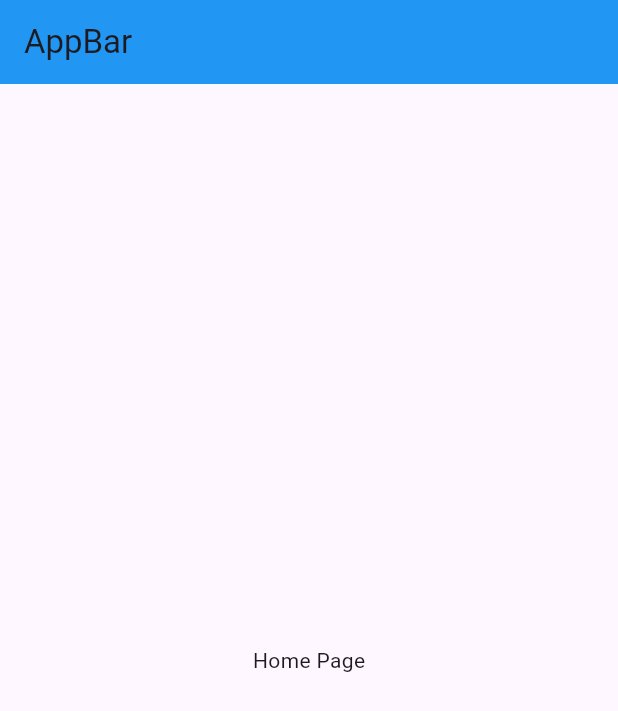
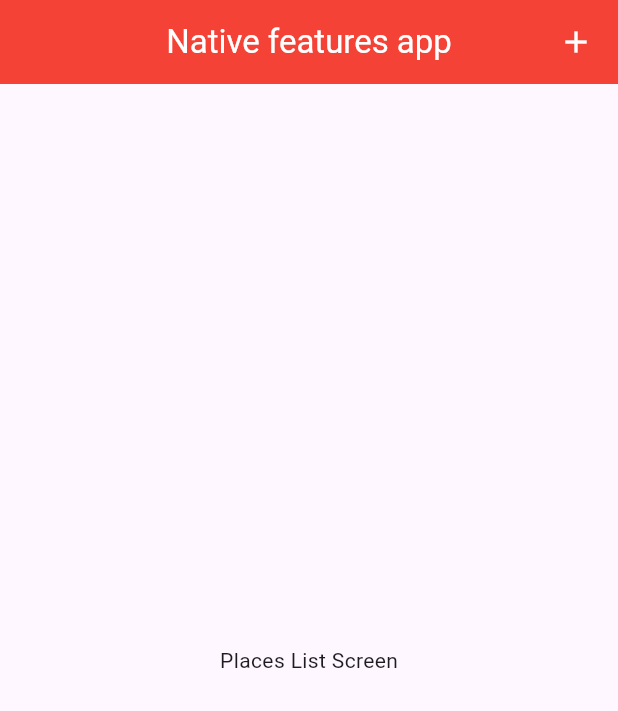
Before and after one commit to Mr-Talha110/Flutter-App-Using-Native-Device-Features, a Flutter app: the screen it shows after launch, on a phone screen of 412 x 824 dp. Shown: the top 711 px of the screen. Run offline on Flutter 3.47's test engine with Material 3 defaults, Android fonts, the phone set to English and light mode, and no system bars; our stand-ins replace get.

Commit message:
Setting up the places list screen

```diff
--- /dev/null
+++ b/lib/getx_data/great_places_getter.dart
@@ -0,0 +1,10 @@
+import 'package:get/get.dart';
+import 'package:native_features_app/models/place_model.dart';
+
+class GreatPlacesGetter extends GetxController{
+  final _items= <PlaceModel>[
+  ];
+  List<PlaceModel> get items{
+    return [..._items];
+  }
+}
--- a/lib/home_page.dart
+++ /dev/null
@@ -1,17 +0,0 @@
-import 'package:flutter/material.dart';
-
-class HomePage extends StatelessWidget {
-  const HomePage({super.key});
-
-  @override
-  Widget build(BuildContext context) {
-    return Scaffold(
-      appBar: AppBar(
-        title: const Text('AppBar'),
-        backgroundColor: Colors.blue,
-
-      ),
-      body: const Center(child: Text('Home Page'),),
-    );
-  }
-}
--- a/lib/main.dart
+++ b/lib/main.dart
@@ -1,5 +1,6 @@
 import 'package:flutter/material.dart';
-import 'package:native_features_app/home_page.dart';
+import 'package:get/get.dart';
+import 'package:native_features_app/screens/places_list_screen.dart';
 
 void main() {
   runApp(const MyApp());
@@ -10,14 +11,13 @@ class MyApp extends StatelessWidget {
 
   @override
   Widget build(BuildContext context) {
-    return MaterialApp(
+    return GetMaterialApp(
       title: 'Flutter Demo',
       theme: ThemeData(
 
-        colorScheme: ColorScheme.fromSeed(seedColor: Colors.deepPurple),
         useMaterial3: true,
       ),
-      home: const HomePage()
+      home: const PlacesListScreen()
     );
   }
 }
--- /dev/null
+++ b/lib/screens/places_list_screen.dart
@@ -0,0 +1,24 @@
+import 'package:flutter/material.dart';
+
+class PlacesListScreen extends StatelessWidget {
+  const PlacesListScreen({super.key});
+
+  @override
+  Widget build(BuildContext context) {
+    return  Scaffold(
+      appBar: AppBar(
+        centerTitle: true,
+        backgroundColor: Colors.red,
+        title: const Text('Native features app', style: TextStyle(color: Colors.white),),
+        actions: [
+
+          FloatingActionButton(
+            elevation: 0,
+            backgroundColor: Colors.transparent,
+            onPressed: (){}, child: const Icon(Icons.add, color: Colors.white,),)
+        ],
+      ),
+      body: const Center(child: Text('Places List Screen')),
+    );
+  }
+}
--- a/pubspec.yaml
+++ b/pubspec.yaml
@@ -35,6 +35,7 @@ dependencies:
   # The following adds the Cupertino Icons font to your application.
   # Use with the CupertinoIcons class for iOS style icons.
   cupertino_icons: ^1.0.2
+  get: ^4.6.6
 
 dev_dependencies:
   flutter_test:
```
Also changed, not shown: lib/models/place_model.dart (added, +18 -0 lines), pubspec.lock.
